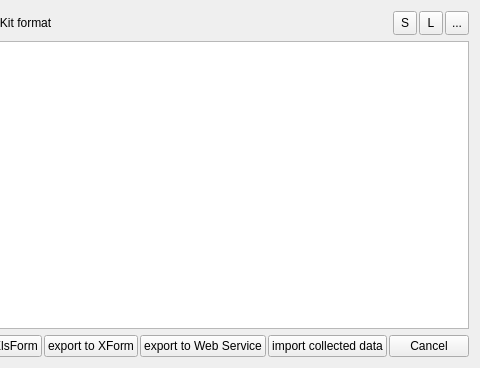
The window that QgisODK_mod_dialog_base.ui (enricofer/QgisODK) describes before a commit, drawn with Qt 5; both pictures show x 407 to 887 and y 0 to 368 of the 887 by 368 pixel window.
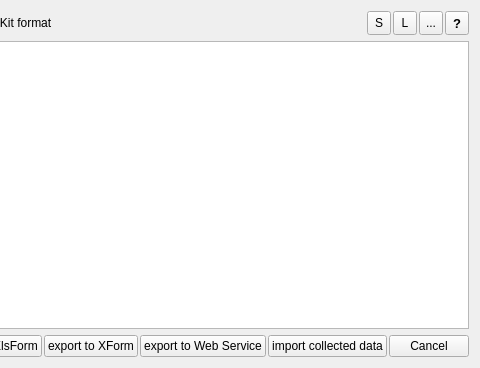
The same window after the commit. Icons and pictures are not drawn.

Commit message: Download attachements feature and Help dialog

Patch:
```diff
--- a/QgisODK_mod_dialog_base.ui
+++ b/QgisODK_mod_dialog_base.ui
@@ -115,6 +115,26 @@
        </property>
       </widget>
      </item>
+     <item>
+      <widget class="QToolButton" name="helpToolButton">
+       <property name="minimumSize">
+        <size>
+         <width>24</width>
+         <height>24</height>
+        </size>
+       </property>
+       <property name="font">
+        <font>
+         <pointsize>10</pointsize>
+         <weight>75</weight>
+         <bold>true</bold>
+        </font>
+       </property>
+       <property name="text">
+        <string>?</string>
+       </property>
+      </widget>
+     </item>
     </layout>
    </item>
    <item>
```
The commit also changes 75 other files.
